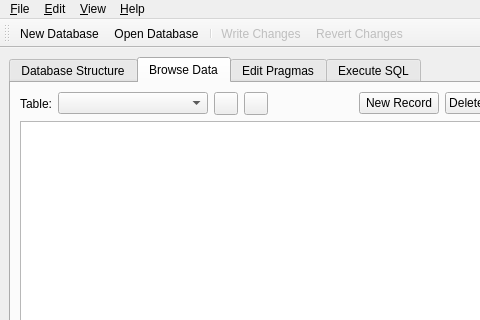
Above: src/MainWindow.ui from sqlitebrowser/sqlitebrowser before the change; both pictures show x 0 to 480 and y 0 to 320 of the 1037 by 630 pixel window. Below: the same form after it.
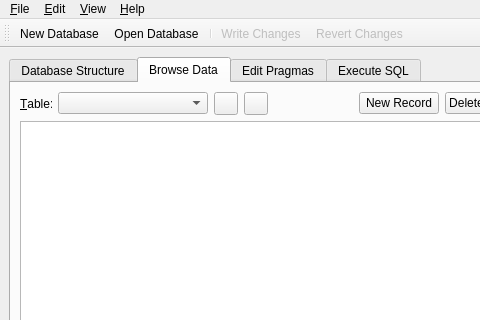
That is the form after the change. The open tabs and pages were chosen to show the change. Icons and pictures are not drawn. Custom widgets are drawn as their Qt base class.

Commit message:
Add keyboard shortcut for browse table combo box
See issue #908.

Diff of the .ui file:
```diff
--- a/src/MainWindow.ui
+++ b/src/MainWindow.ui
@@ -77,7 +77,7 @@
           <item>
            <widget class="QLabel" name="label">
             <property name="text">
-             <string>Table:</string>
+             <string>&amp;Table:</string>
             </property>
             <property name="buddy">
              <cstring>comboBrowseTable</cstring>
```
